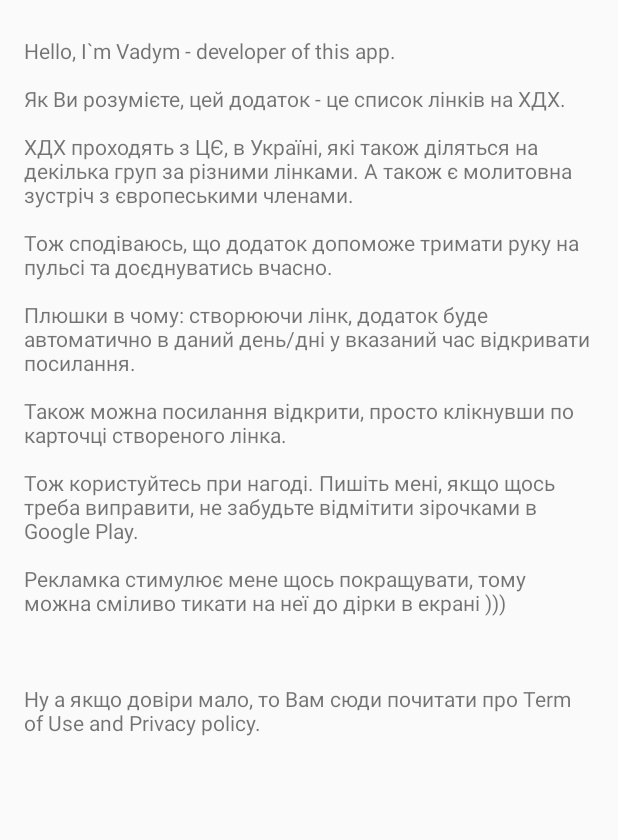
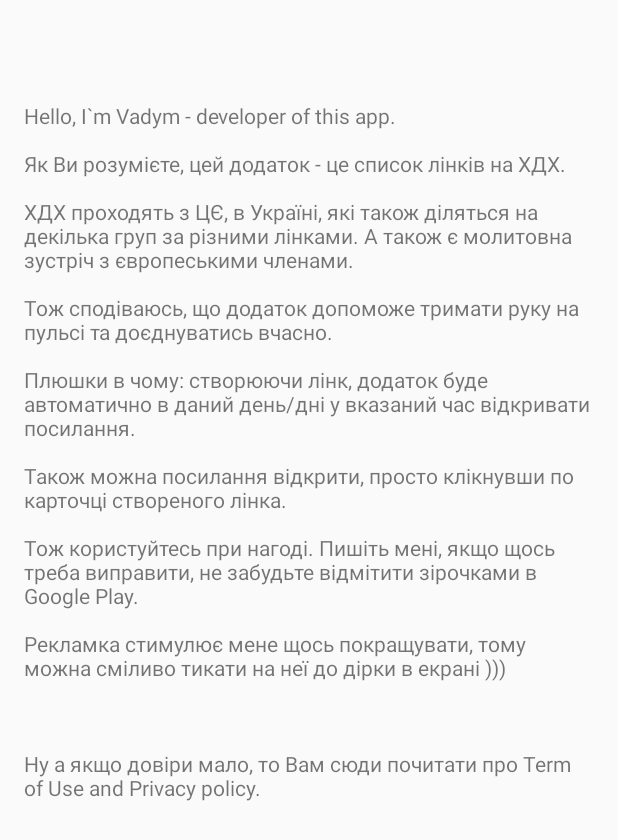
Before and after one commit to akademiya/HDH-INTERNAL, an Android app: the layout view_info.xml on its own in the app's theme, with its tools: preview values and no code run, on a phone screen of 412 x 824 dp. Shown: the top 840 px of the screen. Run offline under Robolectric (Android 15) with nearby library versions, the phone set to English and light mode, and no system bars.

```diff
--- a/app/build.gradle.kts
+++ b/app/build.gradle.kts
@@ -49,4 +49,7 @@ dependencies {
     testImplementation(libs.junit)
     androidTestImplementation(libs.androidx.junit)
     androidTestImplementation(libs.androidx.espresso.core)
+
+    implementation (libs.google.play.services.ads)
+    implementation (libs.user.messaging.platform)
 }
--- a/app/src/main/AndroidManifest.xml
+++ b/app/src/main/AndroidManifest.xml
@@ -4,6 +4,11 @@
 
     <uses-permission android:name="android.permission.SCHEDULE_EXACT_ALARM"
         tools:ignore="ProtectedPermissions" />
+    <uses-permission android:name="android.permission.ACCESS_NETWORK_STATE" />
+
+<!--    <meta-data-->
+<!--        android:name="com.google.android.gms.ads.APPLICATION_ID"-->
+<!--        android:value="ca-app-pub-5169531562006723~5810328137"/> &lt;!&ndash; TODO: must be change code &ndash;&gt;-->
 
     <application
         android:allowBackup="true"
--- a/app/src/main/res/layout/view_info.xml
+++ b/app/src/main/res/layout/view_info.xml
@@ -1,5 +1,6 @@
 <?xml version="1.0" encoding="utf-8"?>
 <LinearLayout xmlns:android="http://schemas.android.com/apk/res/android"
+    xmlns:app="http://schemas.android.com/apk/res-auto"
     android:layout_width="match_parent"
     android:layout_height="match_parent"
     android:orientation="vertical"
@@ -10,9 +11,15 @@
 <!--        android:id="@+id/adView"-->
 <!--        android:layout_width="match_parent"-->
 <!--        android:layout_height="wrap_content"-->
-<!--        android:layout_marginVertical="12dp"-->
+<!--        android:layout_marginBottom="12dp"-->
 <!--        app:adSize="BANNER"-->
 <!--        app:adUnitId="ca-app-pub-5169531562006723/6198698608" />-->
+
+    <TextView
+        android:id="@+id/version"
+        android:layout_width="wrap_content"
+        android:layout_marginVertical="12dp"
+        android:layout_height="wrap_content" />
 
     <TextView
         android:layout_width="match_parent"
--- a/gradle/libs.versions.toml
+++ b/gradle/libs.versions.toml
@@ -1,5 +1,7 @@
 [versions]
 agp = "8.7.2"
+googlePlayServicesAds = "23.5.0"
+googleServices = "4.4.2"
 kotlin = "1.9.24"
 coreKtx = "1.15.0"
 junit = "4.13.2"
@@ -10,9 +12,12 @@ material = "1.12.0"
 constraintlayout = "2.2.0"
 navigationFragmentKtx = "2.8.3"
 navigationUiKtx = "2.8.3"
+userMessagingPlatform = "3.1.0"
 
 [libraries]
 androidx-core-ktx = { group = "androidx.core", name = "core-ktx", version.ref = "coreKtx" }
+google-play-services-ads = { module = "com.google.android.gms:play-services-ads", version.ref = "googlePlayServicesAds" }
+google-services = { module = "com.google.gms:google-services", version.ref = "googleServices" }
 junit = { group = "junit", name = "junit", version.ref = "junit" }
 androidx-junit = { group = "androidx.test.ext", name = "junit", version.ref = "junitVersion" }
 androidx-espresso-core = { group = "androidx.test.espresso", name = "espresso-core", version.ref = "espressoCore" }
@@ -21,6 +26,7 @@ material = { group = "com.google.android.material", name = "material", version.r
 androidx-constraintlayout = { group = "androidx.constraintlayout", name = "constraintlayout", version.ref = "constraintlayout" }
 androidx-navigation-fragment-ktx = { group = "androidx.navigation", name = "navigation-fragment-ktx", version.ref = "navigationFragmentKtx" }
 androidx-navigation-ui-ktx = { group = "androidx.navigation", name = "navigation-ui-ktx", version.ref = "navigationUiKtx" }
+user-messaging-platform = { module = "com.google.android.ump:user-messaging-platform", version.ref = "userMessagingPlatform" }
 
 [plugins]
 android-application = { id = "com.android.application", version.ref = "agp" }
```
Also changed, not shown: app/src/main/java/com/vadym/hdhmeeting/Admob.kt (added, +15 -0 lines), app/src/main/java/com/vadym/hdhmeeting/BaseActivity.kt (+15 -0 lines), app/src/main/java/com/vadym/hdhmeeting/InfoActivity.kt (+14 -0 lines), app/src/main/java/com/vadym/hdhmeeting/MainActivity.kt (+10 -5 lines), build.gradle.kts (+10 -0 lines).
